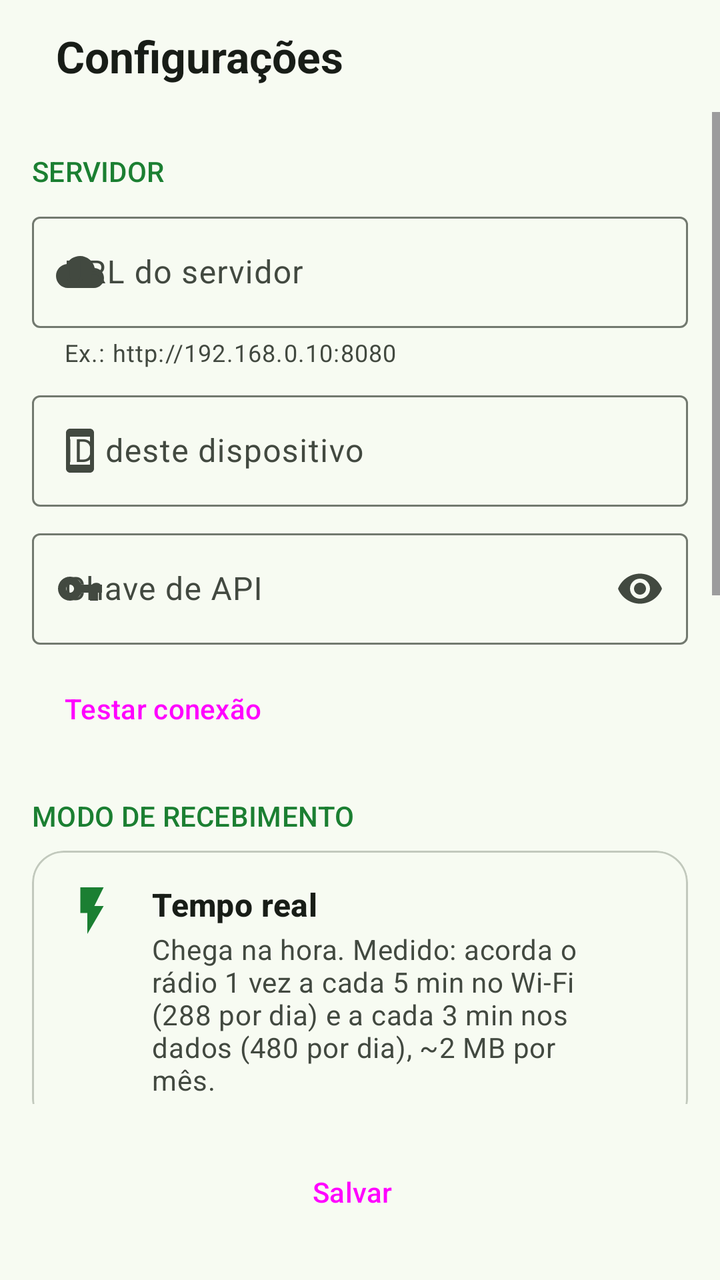
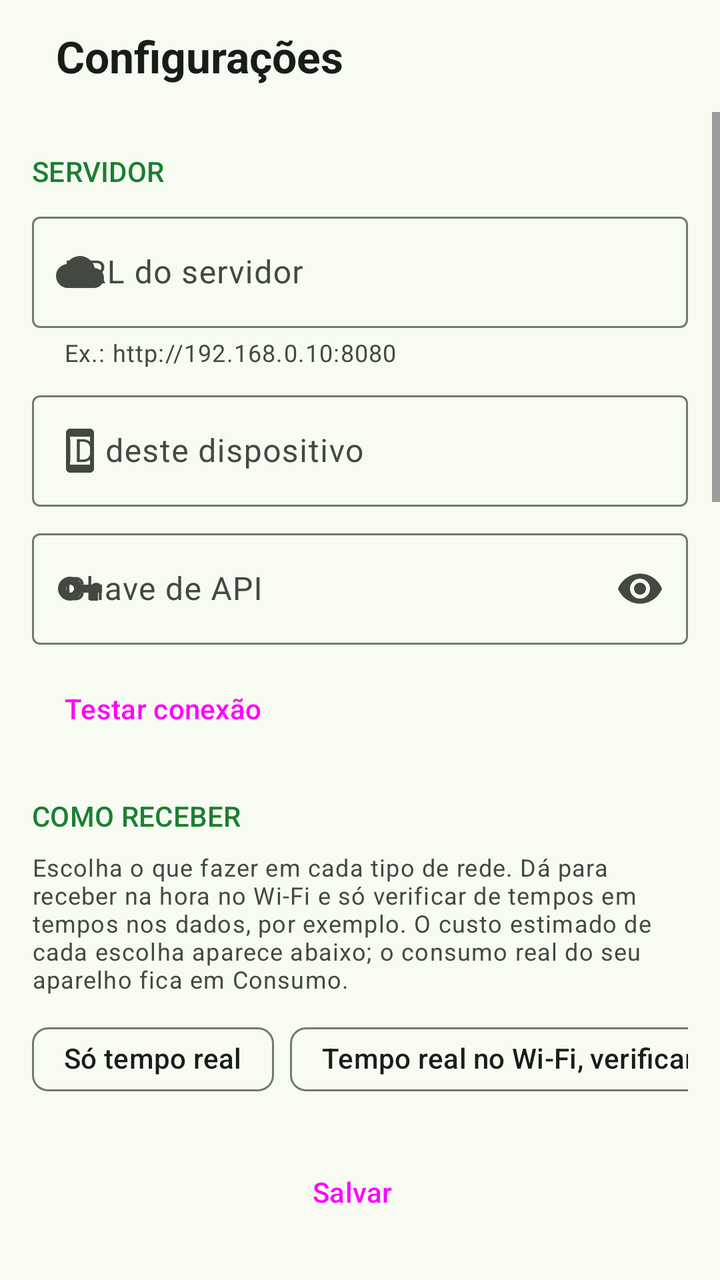

The first picture is an Android layout as it rendered before a commit; the second is the same layout after the commit. The layout source and the unified diff follow.
<!-- AndroidManifest.xml: application theme Theme.GreenNotify -->
<!-- res/layout/activity_settings.xml -->
<?xml version="1.0" encoding="utf-8"?>
<LinearLayout xmlns:android="http://schemas.android.com/apk/res/android"
    xmlns:app="http://schemas.android.com/apk/res-auto"
    android:layout_width="match_parent"
    android:layout_height="match_parent"
    android:orientation="vertical">

    <LinearLayout
        android:layout_width="match_parent"
        android:layout_height="wrap_content"
        android:gravity="center_vertical"
        android:orientation="horizontal"
        android:paddingHorizontal="4dp"
        android:paddingVertical="4dp">

        <Button
            android:id="@+id/buttonBack"
            style="?attr/materialIconButtonStyle"
            android:layout_width="wrap_content"
            android:layout_height="wrap_content"
            android:contentDescription="@string/back"
            app:icon="@drawable/ic_back"
            app:iconTint="?attr/colorOnSurface" />

        <TextView
            android:layout_width="wrap_content"
            android:layout_height="wrap_content"
            android:layout_marginStart="4dp"
            android:text="@string/title_settings"
            android:textAppearance="?attr/textAppearanceTitleLarge"
            android:textColor="?attr/colorOnSurface"
            android:textStyle="bold" />
    </LinearLayout>

    <ScrollView
        android:layout_width="match_parent"
        android:layout_height="0dp"
        android:layout_weight="1">

        <LinearLayout
            android:layout_width="match_parent"
            android:layout_height="wrap_content"
            android:orientation="vertical"
            android:paddingHorizontal="16dp"
            android:paddingBottom="16dp">

            <TextView
                style="@style/GreenNotify.Section"
                android:text="@string/section_server" />

            <com.google.android.material.textfield.TextInputLayout
                android:id="@+id/layoutServerUrl"
                style="@style/Widget.Material3.TextInputLayout.OutlinedBox"
                android:layout_width="match_parent"
                android:layout_height="wrap_content"
                android:hint="@string/hint_server_url"
                app:helperText="@string/helper_server_url"
                app:startIconDrawable="@drawable/ic_cloud">

                <com.google.android.material.textfield.TextInputEditText
                    android:id="@+id/editServerUrl"
                    android:layout_width="match_parent"
                    android:layout_height="wrap_content"
                    android:autofillHints="url"
                    android:inputType="textUri" />
            </com.google.android.material.textfield.TextInputLayout>

            <com.google.android.material.textfield.TextInputLayout
                style="@style/Widget.Material3.TextInputLayout.OutlinedBox"
                android:layout_width="match_parent"
                android:layout_height="wrap_content"
                android:layout_marginTop="8dp"
                android:hint="@string/hint_device_id"
                app:startIconDrawable="@drawable/ic_phone">

                <com.google.android.material.textfield.TextInputEditText
                    android:id="@+id/editDeviceId"
                    android:layout_width="match_parent"
                    android:layout_height="wrap_content"
                    android:autofillHints="username"
                    android:inputType="text" />
            </com.google.android.material.textfield.TextInputLayout>

            <com.google.android.material.textfield.TextInputLayout
                style="@style/Widget.Material3.TextInputLayout.OutlinedBox"
                android:layout_width="match_parent"
                android:layout_height="wrap_content"
                android:layout_marginTop="8dp"
                android:hint="@string/hint_api_key"
                app:endIconMode="password_toggle"
                app:startIconDrawable="@drawable/ic_key">

                <com.google.android.material.textfield.TextInputEditText
                    android:id="@+id/editApiKey"
                    android:layout_width="match_parent"
                    android:layout_height="wrap_content"
                    android:autofillHints="password"
                    android:inputType="textPassword" />
            </com.google.android.material.textfield.TextInputLayout>

            <LinearLayout
                android:layout_width="match_parent"
                android:layout_height="wrap_content"
                android:layout_marginTop="8dp"
                android:gravity="center_vertical"
                android:orientation="horizontal">

                <Button
                    android:id="@+id/buttonTest"
                    style="@style/Widget.Material3.Button.TonalButton.Icon"
                    android:layout_width="wrap_content"
                    android:layout_height="wrap_content"
                    android:text="@string/button_test"
                    app:icon="@drawable/ic_cloud" />

                <TextView
                    android:id="@+id/textTestResult"
                    android:layout_width="0dp"
                    android:layout_height="wrap_content"
                    android:layout_marginStart="12dp"
                    android:layout_weight="1"
                    android:textAppearance="?attr/textAppearanceBodyMedium" />
            </LinearLayout>

            <TextView
                style="@style/GreenNotify.Section"
                android:text="@string/section_mode" />

            <com.google.android.material.card.MaterialCardView
                android:id="@+id/cardRealtime"
                style="?attr/materialCardViewOutlinedStyle"
                android:layout_width="match_parent"
                android:layout_height="wrap_content"
                android:checkable="true"
                android:clickable="true"
                android:focusable="true"
                app:cardCornerRadius="16dp">

                <LinearLayout style="@style/GreenNotify.OptionRow">

                    <ImageView
                        style="@style/GreenNotify.OptionIcon"
                        android:contentDescription="@null"
                        android:src="@drawable/ic_bolt" />

                    <LinearLayout style="@style/GreenNotify.OptionTexts">

                        <TextView
                            style="@style/GreenNotify.OptionTitle"
                            android:text="@string/mode_realtime_title" />

                        <TextView
                            style="@style/GreenNotify.OptionDesc"
                            android:text="@string/mode_realtime_desc" />
                    </LinearLayout>
                </LinearLayout>
            </com.google.android.material.card.MaterialCardView>

            <com.google.android.material.card.MaterialCardView
                android:id="@+id/cardEconomy"
                style="?attr/materialCardViewOutlinedStyle"
                android:layout_width="match_parent"
                android:layout_height="wrap_content"
                android:layout_marginTop="8dp"
                android:checkable="true"
                android:clickable="true"
                android:focusable="true"
                app:cardCornerRadius="16dp">

                <LinearLayout style="@style/GreenNotify.OptionRow">

                    <ImageView
                        style="@style/GreenNotify.OptionIcon"
                        android:contentDescription="@null"
                        android:src="@drawable/ic_battery" />

                    <LinearLayout style="@style/GreenNotify.OptionTexts">

                        <TextView
                            style="@style/GreenNotify.OptionTitle"
                            android:text="@string/mode_economy_title" />

                        <TextView
                            style="@style/GreenNotify.OptionDesc"
                            android:text="@string/mode_economy_desc" />
                    </LinearLayout>
                </LinearLayout>
            </com.google.android.material.card.MaterialCardView>

            <LinearLayout
                android:id="@+id/groupIntervals"
                android:layout_width="match_parent"
                android:layout_height="wrap_content"
                android:layout_marginTop="12dp"
                android:orientation="vertical">

                <com.google.android.material.textfield.TextInputLayout
                    android:id="@+id/layoutWifi"
                    style="@style/Widget.Material3.TextInputLayout.OutlinedBox.ExposedDropdownMenu"
                    android:layout_width="match_parent"
                    android:layout_height="wrap_content"
                    android:hint="@string/hint_interval_wifi">

                    <com.google.android.material.textfield.MaterialAutoCompleteTextView
                        android:id="@+id/dropdownWifi"
                        android:layout_width="match_parent"
                        android:layout_height="wrap_content"
                        android:inputType="none" />
                </com.google.android.material.textfield.TextInputLayout>

                <com.google.android.material.textfield.TextInputLayout
                    android:id="@+id/layoutMobile"
                    style="@style/Widget.Material3.TextInputLayout.OutlinedBox.ExposedDropdownMenu"
                    android:layout_width="match_parent"
                    android:layout_height="wrap_content"
                    android:layout_marginTop="8dp"
                    android:hint="@string/hint_interval_mobile">

                    <com.google.android.material.textfield.MaterialAutoCompleteTextView
                        android:id="@+id/dropdownMobile"
                        android:layout_width="match_parent"
                        android:layout_height="wrap_content"
                        android:inputType="none" />
                </com.google.android.material.textfield.TextInputLayout>
            </LinearLayout>

            <com.google.android.material.card.MaterialCardView
                style="?attr/materialCardViewOutlinedStyle"
                android:layout_width="match_parent"
                android:layout_height="wrap_content"
                android:layout_marginTop="8dp"
                app:cardCornerRadius="16dp">

                <LinearLayout
                    style="@style/GreenNotify.OptionRow"
                    android:gravity="center_vertical">

                    <ImageView
                        style="@style/GreenNotify.OptionIcon"
                        android:contentDescription="@null"
                        android:src="@drawable/ic_bell" />

                    <LinearLayout
                        style="@style/GreenNotify.OptionTexts"
                        android:layout_marginEnd="8dp">

                        <TextView
                            style="@style/GreenNotify.OptionTitle"
                            android:text="@string/remind_title" />

                        <TextView
                            style="@style/GreenNotify.OptionDesc"
                            android:text="@string/remind_desc" />
                    </LinearLayout>

                    <com.google.android.material.materialswitch.MaterialSwitch
                        android:id="@+id/switchRemind"
                        android:layout_width="wrap_content"
                        android:layout_height="wrap_content" />
                </LinearLayout>
            </com.google.android.material.card.MaterialCardView>

            <com.google.android.material.card.MaterialCardView
                android:id="@+id/cardBattery"
                style="?attr/materialCardViewFilledStyle"
                android:layout_width="match_parent"
                android:layout_height="wrap_content"
                android:layout_marginTop="16dp"
                android:visibility="gone"
                app:cardBackgroundColor="?attr/colorSecondaryContainer"
                app:cardCornerRadius="16dp">

                <LinearLayout style="@style/GreenNotify.OptionRow">

                    <ImageView
                        style="@style/GreenNotify.OptionIcon"
                        android:contentDescription="@null"
                        android:src="@drawable/ic_power_off" />

                    <LinearLayout style="@style/GreenNotify.OptionTexts">

                        <TextView
                            style="@style/GreenNotify.OptionTitle"
                            android:text="@string/battery_title"
                            android:textColor="?attr/colorOnSecondaryContainer" />

                        <TextView
                            style="@style/GreenNotify.OptionDesc"
                            android:text="@string/battery_desc"
                            android:textColor="?attr/colorOnSecondaryContainer" />

                        <Button
                            android:id="@+id/buttonBattery"
                            style="@style/Widget.Material3.Button"
                            android:layout_width="wrap_content"
                            android:layout_height="wrap_content"
                            android:layout_marginTop="8dp"
                            android:text="@string/button_allow" />
                    </LinearLayout>
                </LinearLayout>
            </com.google.android.material.card.MaterialCardView>

            <TextView
                android:id="@+id/textHint"
                android:layout_width="match_parent"
                android:layout_height="wrap_content"
                android:layout_marginTop="12dp"
                android:text="@string/hint_hide_fixed"
                android:textAppearance="?attr/textAppearanceBodySmall"
                android:textColor="?attr/colorOnSurfaceVariant" />
        </LinearLayout>
    </ScrollView>

    <Button
        android:id="@+id/buttonSave"
        style="@style/Widget.Material3.Button.Icon"
        android:layout_width="match_parent"
        android:layout_height="56dp"
        android:layout_margin="16dp"
        android:text="@string/button_save"
        app:icon="@drawable/ic_check" />
</LinearLayout>
<!-- resources referenced by this layout -->
<resources>
  <!-- drawable ic_battery (drawable) -->
  <?xml version="1.0" encoding="utf-8"?>
  <vector xmlns:android="http://schemas.android.com/apk/res/android"
      android:width="24dp"
      android:height="24dp"
      android:tint="?attr/colorControlNormal"
      android:viewportWidth="24"
      android:viewportHeight="24">
      <path
          android:fillColor="@android:color/white"
          android:pathData="M15.67,4H14V2h-4v2H8.33C7.6,4 7,4.6 7,5.33v15.33C7,21.4 7.6,22 8.33,22h7.33c0.74,0 1.34,-0.6 1.34,-1.33V5.33C17,4.6 16.4,4 15.67,4z" />
  </vector>
  <!-- drawable ic_bolt (drawable) -->
  <?xml version="1.0" encoding="utf-8"?>
  <vector xmlns:android="http://schemas.android.com/apk/res/android"
      android:width="24dp"
      android:height="24dp"
      android:tint="?attr/colorControlNormal"
      android:viewportWidth="24"
      android:viewportHeight="24">
      <path
          android:fillColor="@android:color/white"
          android:pathData="M7,2v11h3v9l7,-12h-4l4,-8z" />
  </vector>
  <string name="back">Voltar</string>
  <string name="battery_title">Liberar em segundo plano</string>
  <string name="button_allow">Liberar</string>
  <string name="button_save">Salvar</string>
  <string name="button_test">Testar conexão</string>
  <string name="helper_server_url">Ex.: http://192.168.0.10:8080</string>
  <string name="hint_api_key">Chave de API</string>
  <string name="hint_device_id">ID deste dispositivo</string>
  <string name="hint_interval_mobile">Verificar nos dados móveis a cada</string>
  <string name="hint_interval_wifi">Verificar no Wi‑Fi a cada</string>
  <string name="hint_server_url">URL do servidor</string>
  <string name="mode_economy_desc">Verifica de tempos em tempos (escolha abaixo o intervalo no Wi‑Fi e nos dados). Sem conexão aberta.</string>
  <string name="mode_economy_title">Economia</string>
  <string name="mode_realtime_desc">Chega na hora. Medido: acorda o rádio 1 vez a cada 5 min no Wi‑Fi (288 por dia) e a cada 3 min nos dados (480 por dia), ~2 MB por mês.</string>
  <string name="mode_realtime_title">Tempo real</string>
  <string name="remind_title">Lembrar a cada 10 minutos</string>
  <string name="section_mode">MODO DE RECEBIMENTO</string>
  <string name="section_server">SERVIDOR</string>
  <string name="title_settings">Configurações</string>
  <color name="m3_primary">#FF1B7F32</color>
  <color name="m3_on_primary">#FFFFFFFF</color>
  <color name="m3_primary_container">#FFB6F2AA</color>
  <color name="m3_on_primary_container">#FF002107</color>
  <color name="m3_secondary">#FF52634F</color>
  <color name="m3_on_secondary">#FFFFFFFF</color>
  <color name="m3_secondary_container">#FFD5E8CF</color>
  <color name="m3_on_secondary_container">#FF101F10</color>
  <color name="m3_error">#FFBA1A1A</color>
  <color name="m3_surface">#FFF7FBF2</color>
  <color name="m3_on_surface">#FF181D17</color>
  <color name="m3_surface_variant">#FFDEE5D8</color>
  <color name="m3_on_surface_variant">#FF424940</color>
  <color name="m3_outline">#FF72796F</color>
  <color name="m3_outline_variant">#FFC2C9BD</color>
  <color name="m3_surface_container_lowest">#FFFFFFFF</color>
  <color name="m3_surface_container_low">#FFF1F5EC</color>
  <color name="m3_surface_container">#FFEBEFE6</color>
  <color name="m3_surface_container_high">#FFE6E9E0</color>
  <color name="m3_surface_container_highest">#FFE0E4DB</color>
  <!-- unchanged entries left out for length: 18 -->
</resources>

<!-- the commit's change to res/layout/activity_settings.xml (unified diff, before → after) -->
@@ -124,111 +124,205 @@
 
             <TextView
                 style="@style/GreenNotify.Section"
-                android:text="@string/section_mode" />
-
+                android:text="@string/section_receive" />
+
+            <TextView
+                android:layout_width="match_parent"
+                android:layout_height="wrap_content"
+                android:text="@string/receive_intro"
+                android:textAppearance="?attr/textAppearanceBodySmall"
+                android:textColor="?attr/colorOnSurfaceVariant" />
+
+            <HorizontalScrollView
+                android:layout_width="match_parent"
+                android:layout_height="wrap_content"
+                android:layout_marginTop="8dp"
+                android:scrollbars="none">
+
+                <com.google.android.material.chip.ChipGroup
+                    android:layout_width="wrap_content"
+                    android:layout_height="wrap_content"
+                    app:singleLine="true">
+
+                    <com.google.android.material.chip.Chip
+                        android:id="@+id/chipPresetRealtime"
+                        style="@style/Widget.Material3.Chip.Assist"
+                        android:layout_width="wrap_content"
+                        android:layout_height="wrap_content"
+                        android:text="@string/preset_realtime" />
+
+                    <com.google.android.material.chip.Chip
+                        android:id="@+id/chipPresetHybrid"
+                        style="@style/Widget.Material3.Chip.Assist"
+                        android:layout_width="wrap_content"
+                        android:layout_height="wrap_content"
+                        android:text="@string/preset_hybrid" />
+
+                    <com.google.android.material.chip.Chip
+                        android:id="@+id/chipPresetPolling"
+                        style="@style/Widget.Material3.Chip.Assist"
+                        android:layout_width="wrap_content"
+                        android:layout_height="wrap_content"
+                        android:text="@string/preset_polling" />
+                </com.google.android.material.chip.ChipGroup>
+            </HorizontalScrollView>
+
+            
             <com.google.android.material.card.MaterialCardView
-                android:id="@+id/cardRealtime"
                 style="?attr/materialCardViewOutlinedStyle"
                 android:layout_width="match_parent"
                 android:layout_height="wrap_content"
-                android:checkable="true"
-                android:clickable="true"
-                android:focusable="true"
+                android:layout_marginTop="12dp"
                 app:cardCornerRadius="16dp">
 
-                <LinearLayout style="@style/GreenNotify.OptionRow">
-
-                    <ImageView
-                        style="@style/GreenNotify.OptionIcon"
-                        android:contentDescription="@null"
-                        android:src="@drawable/ic_bolt" />
-
-                    <LinearLayout style="@style/GreenNotify.OptionTexts">
+                <LinearLayout
+                    android:layout_width="match_parent"
+                    android:layout_height="wrap_content"
+                    android:orientation="vertical"
+                    android:padding="16dp">
+
+                    <LinearLayout
+                        android:layout_width="match_parent"
+                        android:layout_height="wrap_content"
+                        android:gravity="center_vertical"
+                        android:orientation="horizontal">
+
+                        <ImageView
+                            android:layout_width="24dp"
+                            android:layout_height="24dp"
+                            android:contentDescription="@null"
+                            android:src="@drawable/ic_wifi"
+                            app:tint="?attr/colorPrimary" />
 
                         <TextView
                             style="@style/GreenNotify.OptionTitle"
-                            android:text="@string/mode_realtime_title" />
-
-                        <TextView
-                            style="@style/GreenNotify.OptionDesc"
-                            android:text="@string/mode_realtime_desc" />
+                            android:layout_marginStart="12dp"
+                            android:text="@string/net_wifi_title" />
                     </LinearLayout>
+
+                    <com.google.android.material.textfield.TextInputLayout
+                        style="@style/Widget.Material3.TextInputLayout.OutlinedBox.ExposedDropdownMenu"
+                        android:layout_width="match_parent"
+                        android:layout_height="wrap_content"
+                        android:layout_marginTop="12dp"
+                        android:hint="@string/hint_mode">
+
+                        <com.google.android.material.textfield.MaterialAutoCompleteTextView
+                            android:id="@+id/dropdownModeWifi"
+                            android:layout_width="match_parent"
+                            android:layout_height="wrap_content"
+                            android:inputType="none" />
+                    </com.google.android.material.textfield.TextInputLayout>
+
+                    <com.google.android.material.textfield.TextInputLayout
+                        android:id="@+id/layoutIntervalWifi"
+                        style="@style/Widget.Material3.TextInputLayout.OutlinedBox.ExposedDropdownMenu"
+                        android:layout_width="match_parent"
+                        android:layout_height="wrap_content"
+                        android:layout_marginTop="8dp">
+
+                        <com.google.android.material.textfield.MaterialAutoCompleteTextView
+                            android:id="@+id/dropdownIntervalWifi"
+                            android:layout_width="match_parent"
+                            android:layout_height="wrap_content"
+                            android:inputType="none" />
+                    </com.google.android.material.textfield.TextInputLayout>
+
+                    <TextView
+                        android:id="@+id/textCostWifi"
+                        android:layout_width="match_parent"
+                        android:layout_height="wrap_content"
+                        android:layout_marginTop="8dp"
+                        android:textAppearance="?attr/textAppearanceBodySmall"
+                        android:textColor="?attr/colorOnSurfaceVariant" />
                 </LinearLayout>
             </com.google.android.material.card.MaterialCardView>
 
+            
             <com.google.android.material.card.MaterialCardView
-                android:id="@+id/cardEconomy"
                 style="?attr/materialCardViewOutlinedStyle"
                 android:layout_width="match_parent"
                 android:layout_height="wrap_content"
                 android:layout_marginTop="8dp"
-                android:checkable="true"
-                android:clickable="true"
-                android:focusable="true"
                 app:cardCornerRadius="16dp">
 
-                <LinearLayout style="@style/GreenNotify.OptionRow">
-
-                    <ImageView
-                        style="@style/GreenNotify.OptionIcon"
-                        android:contentDescription="@null"
-                        android:src="@drawable/ic_battery" />
-
-                    <LinearLayout style="@style/GreenNotify.OptionTexts">
+                <LinearLayout
+                    android:layout_width="match_parent"
+                    android:layout_height="wrap_content"
+                    android:orientation="vertical"
+                    android:padding="16dp">
+
+                    <LinearLayout
+                        android:layout_width="match_parent"
+                        android:layout_height="wrap_content"
+                        android:gravity="center_vertical"
+                        android:orientation="horizontal">
+
+                        <ImageView
+                            android:layout_width="24dp"
+                            android:layout_height="24dp"
+                            android:contentDescription="@null"
+                            android:src="@drawable/ic_signal"
+                            app:tint="?attr/colorPrimary" />
 
                         <TextView
                             style="@style/GreenNotify.OptionTitle"
-                            android:text="@string/mode_economy_title" />
-
-                        <TextView
-                            style="@style/GreenNotify.OptionDesc"
-                            android:text="@string/mode_economy_desc" />
+                            android:layout_marginStart="12dp"
+                            android:text="@string/net_mobile_title" />
                     </LinearLayout>
+
+                    <com.google.android.material.textfield.TextInputLayout
+                        style="@style/Widget.Material3.TextInputLayout.OutlinedBox.ExposedDropdownMenu"
+                        android:layout_width="match_parent"
+                        android:layout_height="wrap_content"
+                        android:layout_marginTop="12dp"
+                        android:hint="@string/hint_mode">
+
+                        <com.google.android.material.textfield.MaterialAutoCompleteTextView
+                            android:id="@+id/dropdownModeMobile"
+                            android:layout_width="match_parent"
+                            android:layout_height="wrap_content"
+                            android:inputType="none" />
+                    </com.google.android.material.textfield.TextInputLayout>
+
+                    <com.google.android.material.textfield.TextInputLayout
+                        android:id="@+id/layoutIntervalMobile"
+                        style="@style/Widget.Material3.TextInputLayout.OutlinedBox.ExposedDropdownMenu"
+                        android:layout_width="match_parent"
+                        android:layout_height="wrap_content"
+                        android:layout_marginTop="8dp">
+
+                        <com.google.android.material.textfield.MaterialAutoCompleteTextView
+                            android:id="@+id/dropdownIntervalMobile"
+                            android:layout_width="match_parent"
+                            android:layout_height="wrap_content"
+                            android:inputType="none" />
+                    </com.google.android.material.textfield.TextInputLayout>
+
+                    <TextView
+                        android:id="@+id/textCostMobile"
+                        android:layout_width="match_parent"
+                        android:layout_height="wrap_content"
+                        android:layout_marginTop="8dp"
+                        android:textAppearance="?attr/textAppearanceBodySmall"
+                        android:textColor="?attr/colorOnSurfaceVariant" />
                 </LinearLayout>
             </com.google.android.material.card.MaterialCardView>
 
-            <LinearLayout
-                android:id="@+id/groupIntervals"
+            <Button
+                android:id="@+id/buttonUsage"
+                style="@style/Widget.Material3.Button.TonalButton.Icon"
                 android:layout_width="match_parent"
                 android:layout_height="wrap_content"
                 android:layout_marginTop="12dp"
-                android:orientation="vertical">
-
-                <com.google.android.material.textfield.TextInputLayout
-                    android:id="@+id/layoutWifi"
-                    style="@style/Widget.Material3.TextInputLayout.OutlinedBox.ExposedDropdownMenu"
-                    android:layout_width="match_parent"
-                    android:layout_height="wrap_content"
-                    android:hint="@string/hint_interval_wifi">
-
-                    <com.google.android.material.textfield.MaterialAutoCompleteTextView
-                        android:id="@+id/dropdownWifi"
-                        android:layout_width="match_parent"
-                        android:layout_height="wrap_content"
-                        android:inputType="none" />
-                </com.google.android.material.textfield.TextInputLayout>
-
-                <com.google.android.material.textfield.TextInputLayout
-                    android:id="@+id/layoutMobile"
-                    style="@style/Widget.Material3.TextInputLayout.OutlinedBox.ExposedDropdownMenu"
-                    android:layout_width="match_parent"
-                    android:layout_height="wrap_content"
-                    android:layout_marginTop="8dp"
-                    android:hint="@string/hint_interval_mobile">
-
-                    <com.google.android.material.textfield.MaterialAutoCompleteTextView
-                        android:id="@+id/dropdownMobile"
-                        android:layout_width="match_parent"
-                        android:layout_height="wrap_content"
-                        android:inputType="none" />
-                </com.google.android.material.textfield.TextInputLayout>
-            </LinearLayout>
+                android:text="@string/button_usage"
+                app:icon="@drawable/ic_chart" />
 
             <com.google.android.material.card.MaterialCardView
                 style="?attr/materialCardViewOutlinedStyle"
                 android:layout_width="match_parent"
                 android:layout_height="wrap_content"
-                android:layout_marginTop="8dp"
+                android:layout_marginTop="12dp"
                 app:cardCornerRadius="16dp">
 
                 <LinearLayout
<!-- resource entries referenced after the edit -->
@@ -1,6 +1,6 @@
 <!-- resources referenced by this layout -->
 <resources>
-  <!-- drawable ic_battery (drawable) -->
+  <!-- drawable ic_chart (drawable) -->
   <?xml version="1.0" encoding="utf-8"?>
   <vector xmlns:android="http://schemas.android.com/apk/res/android"
       android:width="24dp"
@@ -10,9 +10,9 @@
       android:viewportHeight="24">
       <path
           android:fillColor="@android:color/white"
-          android:pathData="M15.67,4H14V2h-4v2H8.33C7.6,4 7,4.6 7,5.33v15.33C7,21.4 7.6,22 8.33,22h7.33c0.74,0 1.34,-0.6 1.34,-1.33V5.33C17,4.6 16.4,4 15.67,4z" />
+          android:pathData="M5,9.2h3L8,19L5,19zM10.6,5h2.8v14h-2.8zM16.2,13H19v6h-2.8z" />
   </vector>
-  <!-- drawable ic_bolt (drawable) -->
+  <!-- drawable ic_signal (drawable) -->
   <?xml version="1.0" encoding="utf-8"?>
   <vector xmlns:android="http://schemas.android.com/apk/res/android"
       android:width="24dp"
@@ -22,25 +22,39 @@
       android:viewportHeight="24">
       <path
           android:fillColor="@android:color/white"
-          android:pathData="M7,2v11h3v9l7,-12h-4l4,-8z" />
+          android:pathData="M2,22L22,22 22,2z" />
+  </vector>
+  <!-- drawable ic_wifi (drawable) -->
+  <?xml version="1.0" encoding="utf-8"?>
+  <vector xmlns:android="http://schemas.android.com/apk/res/android"
+      android:width="24dp"
+      android:height="24dp"
+      android:tint="?attr/colorControlNormal"
+      android:viewportWidth="24"
+      android:viewportHeight="24">
+      <path
+          android:fillColor="@android:color/white"
+          android:pathData="M1,9l2,2c4.97,-4.97 13.03,-4.97 18,0l2,-2C16.93,2.93 7.08,2.93 1,9zM9,17l3,3 3,-3c-1.65,-1.66 -4.34,-1.66 -6,0zM5,13l2,2c2.76,-2.76 7.24,-2.76 10,0l2,-2C15.14,9.14 8.87,9.14 5,13z" />
   </vector>
   <string name="back">Voltar</string>
   <string name="battery_title">Liberar em segundo plano</string>
   <string name="button_allow">Liberar</string>
   <string name="button_save">Salvar</string>
   <string name="button_test">Testar conexão</string>
+  <string name="button_usage">Ver consumo</string>
   <string name="helper_server_url">Ex.: http://192.168.0.10:8080</string>
   <string name="hint_api_key">Chave de API</string>
   <string name="hint_device_id">ID deste dispositivo</string>
-  <string name="hint_interval_mobile">Verificar nos dados móveis a cada</string>
-  <string name="hint_interval_wifi">Verificar no Wi‑Fi a cada</string>
+  <string name="hint_mode">O que fazer nesta rede</string>
   <string name="hint_server_url">URL do servidor</string>
-  <string name="mode_economy_desc">Verifica de tempos em tempos (escolha abaixo o intervalo no Wi‑Fi e nos dados). Sem conexão aberta.</string>
-  <string name="mode_economy_title">Economia</string>
-  <string name="mode_realtime_desc">Chega na hora. Medido: acorda o rádio 1 vez a cada 5 min no Wi‑Fi (288 por dia) e a cada 3 min nos dados (480 por dia), ~2 MB por mês.</string>
-  <string name="mode_realtime_title">Tempo real</string>
+  <string name="net_mobile_title">Dados móveis</string>
+  <string name="net_wifi_title">Wi‑Fi</string>
+  <string name="preset_hybrid">Tempo real no Wi‑Fi, verificar nos dados</string>
+  <string name="preset_polling">Só economia</string>
+  <string name="preset_realtime">Só tempo real</string>
+  <string name="receive_intro">Escolha o que fazer em cada tipo de rede. Dá para receber na hora no Wi‑Fi e só verificar de tempos em tempos nos dados, por exemplo. O custo estimado de cada escolha aparece abaixo; o consumo real do seu aparelho fica em Consumo.</string>
   <string name="remind_title">Lembrar a cada 10 minutos</string>
-  <string name="section_mode">MODO DE RECEBIMENTO</string>
+  <string name="section_receive">COMO RECEBER</string>
   <string name="section_server">SERVIDOR</string>
   <string name="title_settings">Configurações</string>
   <color name="m3_primary">#FF1B7F32</color>
